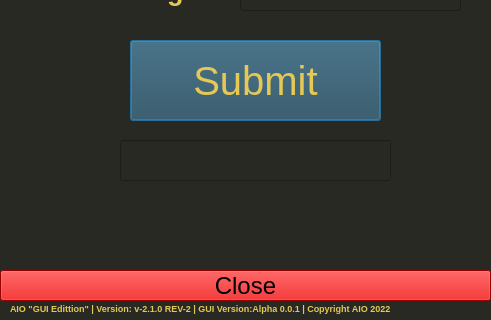
Above: AIO Gui/PersonalAddressMenu.ui from AIO-Software-tech/The-All-In-One-Project before the change; both pictures show x 0 to 491 and y 210 to 530 of the 491 by 530 pixel window. Below: the same form after it.
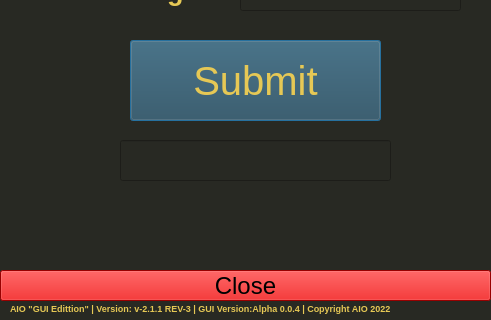
That is the form after the change.

Commit message: AIO GUI v-0.0.4 Alpha Rev-2

```diff
--- a/AIO Gui/PersonalAddressMenu.ui
+++ b/AIO Gui/PersonalAddressMenu.ui
@@ -79,7 +79,7 @@
     <string notr="true">color: rgb(230, 200, 85);</string>
    </property>
    <property name="text">
-    <string>AIO &quot;GUI Edittion&quot; | Version: v-2.1.0 REV-2 | GUI Version:Alpha 0.0.1 | Copyright AIO 2022</string>
+    <string>AIO &quot;GUI Edittion&quot; | Version: v-2.1.1 REV-3 | GUI Version:Alpha 0.0.4 | Copyright AIO 2022</string>
    </property>
    <property name="wordWrap">
     <bool>true</bool>
```
The commit also changes 39 other files.
